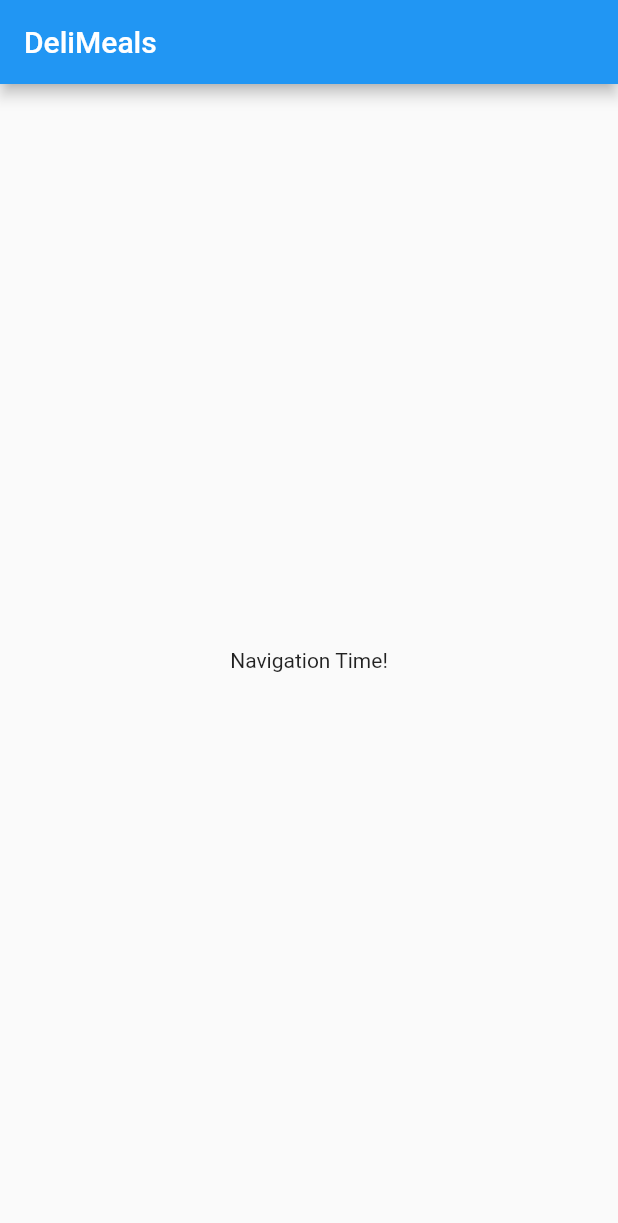
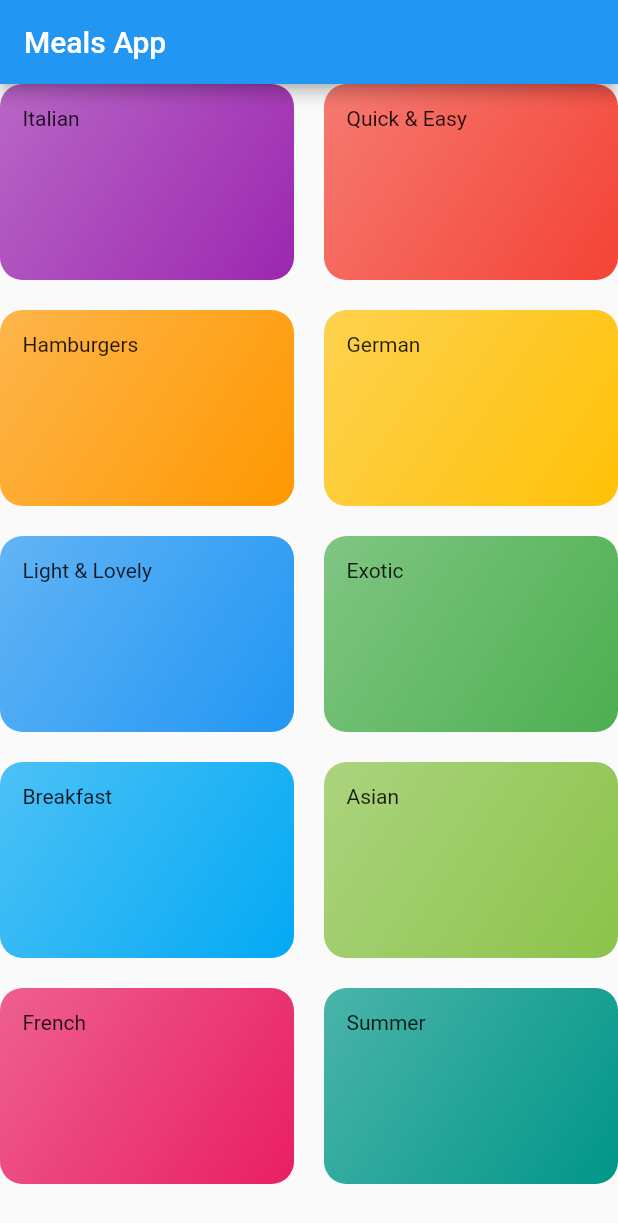
Before and after one commit to rodrigodsluz/flutter_meals_app, a Flutter app: the screen it shows after launch, on a phone screen of 412 x 824 dp. Shown: the top 1223 px of the screen. Run offline on Flutter 3.47's test engine with Material 2 defaults, Android fonts, the phone set to English and light mode, and no system bars.

Commit message:
feat: add linear gradients and main screen

```diff
--- /dev/null
+++ b/lib/categories_screen.dart
@@ -0,0 +1,31 @@
+import 'package:flutter/material.dart';
+
+import './category_item.dart';
+
+import './dummy_data.dart';
+
+class CategoriesScreen extends StatelessWidget {
+  @override
+  Widget build(BuildContext context) {
+    return Scaffold(
+        appBar: AppBar(
+          title: const Text('Meals App'),
+        ),
+        body: GridView(
+          children: DUMMY_CATEGORIES
+              .map(
+                (catData) => CategoryItem(
+                  catData.title,
+                  catData.color,
+                ),
+              )
+              .toList(),
+          gridDelegate: SliverGridDelegateWithMaxCrossAxisExtent(
+            maxCrossAxisExtent: 200,
+            childAspectRatio: 3 / 2,
+            crossAxisSpacing: 20,
+            mainAxisSpacing: 20,
+          ),
+        ));
+  }
+}
--- /dev/null
+++ b/lib/category_item.dart
@@ -0,0 +1,27 @@
+import 'package:flutter/material.dart';
+
+class CategoryItem extends StatelessWidget {
+  final String title;
+  final Color color;
+
+  CategoryItem(this.title, this.color);
+
+  @override
+  Widget build(BuildContext context) {
+    return Container(
+      padding: const EdgeInsets.all(15),
+      child: Text(title),
+      decoration: BoxDecoration(
+        gradient: LinearGradient(
+          colors: [
+            color.withOpacity(0.7),
+            color,
+          ],
+          begin: Alignment.topLeft,
+          end: Alignment.bottomRight,
+        ),
+        borderRadius: BorderRadius.circular(15),
+      ),
+    );
+  }
+}
--- a/lib/dummy_data.dart
+++ b/lib/dummy_data.dart
@@ -1,56 +1,56 @@
-// import 'package:flutter/material.dart';
+import 'package:flutter/material.dart';
 
-// import './models/category.dart';
+import './models/category.dart';
 
-// const DUMMY_CATEGORIES = const [
-//   Category(
-//     id: 'c1',
-//     title: 'Italian',
-//     color: Colors.purple,
-//   ),
-//   Category(
-//     id: 'c2',
-//     title: 'Quick & Easy',
-//     color: Colors.red,
-//   ),
-//   Category(
-//     id: 'c3',
-//     title: 'Hamburgers',
-//     color: Colors.orange,
-//   ),
-//   Category(
-//     id: 'c4',
-//     title: 'German',
-//     color: Colors.amber,
-//   ),
-//   Category(
-//     id: 'c5',
-//     title: 'Light & Lovely',
-//     color: Colors.blue,
-//   ),
-//   Category(
-//     id: 'c6',
-//     title: 'Exotic',
-//     color: Colors.green,
-//   ),
-//   Category(
-//     id: 'c7',
-//     title: 'Breakfast',
-//     color: Colors.lightBlue,
-//   ),
-//   Category(
-//     id: 'c8',
-//     title: 'Asian',
-//     color: Colors.lightGreen,
-//   ),
-//   Category(
-//     id: 'c9',
-//     title: 'French',
-//     color: Colors.pink,
-//   ),
-//   Category(
-//     id: 'c10',
-//     title: 'Summer',
-//     color: Colors.teal,
-//   ),
-// ];
+const DUMMY_CATEGORIES = const [
+  Category(
+    id: 'c1',
+    title: 'Italian',
+    color: Colors.purple,
+  ),
+  Category(
+    id: 'c2',
+    title: 'Quick & Easy',
+    color: Colors.red,
+  ),
+  Category(
+    id: 'c3',
+    title: 'Hamburgers',
+    color: Colors.orange,
+  ),
+  Category(
+    id: 'c4',
+    title: 'German',
+    color: Colors.amber,
+  ),
+  Category(
+    id: 'c5',
+    title: 'Light & Lovely',
+    color: Colors.blue,
+  ),
+  Category(
+    id: 'c6',
+    title: 'Exotic',
+    color: Colors.green,
+  ),
+  Category(
+    id: 'c7',
+    title: 'Breakfast',
+    color: Colors.lightBlue,
+  ),
+  Category(
+    id: 'c8',
+    title: 'Asian',
+    color: Colors.lightGreen,
+  ),
+  Category(
+    id: 'c9',
+    title: 'French',
+    color: Colors.pink,
+  ),
+  Category(
+    id: 'c10',
+    title: 'Summer',
+    color: Colors.teal,
+  ),
+];
--- a/lib/main.dart
+++ b/lib/main.dart
@@ -1,4 +1,6 @@
 import 'package:flutter/material.dart';
+
+import './categories_screen.dart';
 
 void main() => runApp(MyApp());
 
@@ -10,27 +12,7 @@ class MyApp extends StatelessWidget {
       theme: ThemeData(
         primarySwatch: Colors.blue,
       ),
-      home: MyHomePage(),
+      home: CategoriesScreen(),
     );
   }
 }
-
-class MyHomePage extends StatefulWidget {
-    @override
-  _MyHomePageState createState() => _MyHomePageState();
-}
-
-class _MyHomePageState extends State<MyHomePage> {
-
-  @override
-  Widget build(BuildContext context) {
-    return Scaffold(
-      appBar: AppBar(
-        title: Text('DeliMeals'),
-      ),
-      body: Center(
-        child: Text('Navigation Time!'),
-      ),
-    );
-  }
-}
--- /dev/null
+++ b/lib/models/category.dart
@@ -0,0 +1,13 @@
+import 'package:flutter/material.dart';
+
+class Category {
+  final String id;
+  final String title;
+  final Color color;
+
+  const Category({
+    @required this.id,
+    @required this.title,
+    this.color = Colors.orange,
+  });
+}
```
